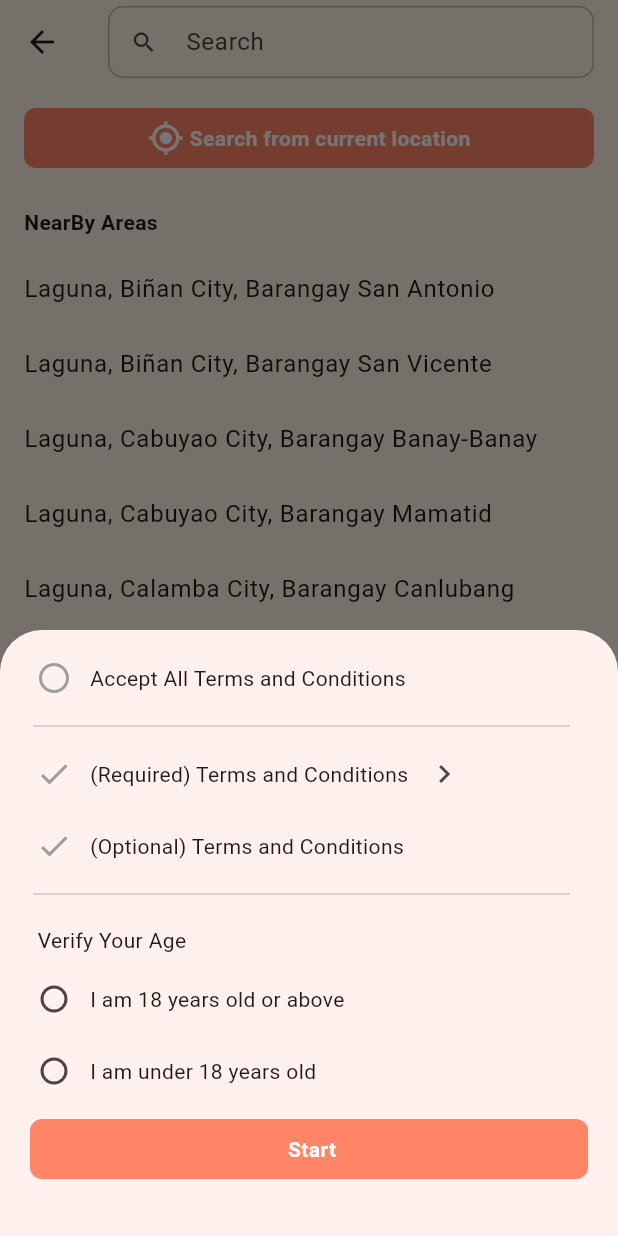
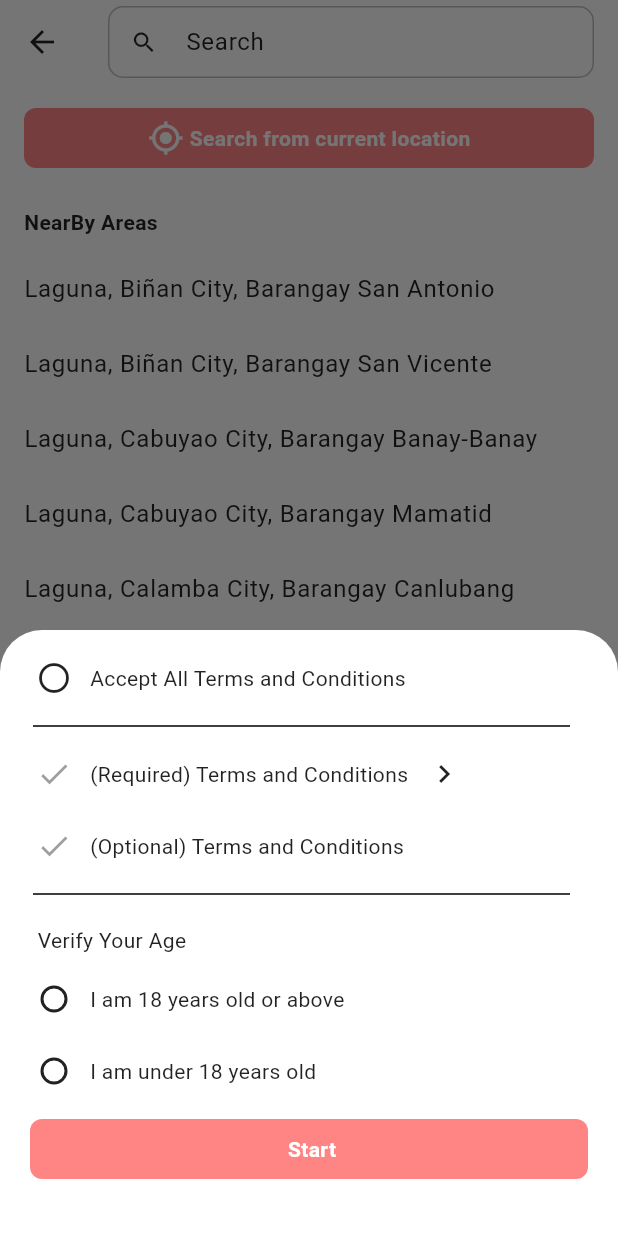
Before and after one commit to whdmscks11/CLOZii, a Flutter app: the SelectLocationScreen screen opened directly, after a tap on "Laguna, Biñan City, Barangay San Antonio", on a phone screen of 412 x 824 dp. Run offline on Flutter 3.47's test engine with Material 3 defaults, Android fonts, the phone set to English and light mode, and no system bars; our stand-ins replace flutter_map, geolocator, latlong2, mask_text_input_formatter, shared_preferences; accounts and stored records are empty.

Commit message:
feat: 앱 로고 이미지 추가 및 테마 컬러 설정

```diff
--- a/lib/core/const/colors.dart
+++ /dev/null
@@ -1,9 +0,0 @@
-import 'package:flutter/material.dart';
-
-const Color surface = Color(0xFFFFF5E7);
-
-const Color primaryColor = Color(0xFFFF8566);
-const Color onPrimary = Colors.white;
-
-const Color disabledColor = Color(0xFFE0E0E0);
-const Color onDisabled = Color(0xFF9E9E9E);
--- a/lib/core/widgets/custom_button.dart
+++ b/lib/core/widgets/custom_button.dart
@@ -1,4 +1,3 @@
-import 'package:carrot_login/core/const/colors.dart';
 import 'package:flutter/material.dart';
 
 /// CustomButton
@@ -22,6 +21,8 @@ class CustomButton extends StatelessWidget {
     // 버튼이 활성 상태인지 여부 판단 (onTap이 null이면 비활성 상태)
     bool isButtonEnabled = onTap != null ? true : false;
 
+    final colorScheme = Theme.of(context).colorScheme;
+
     return GestureDetector(
       // 버튼 클릭 시 동작 (null이면 동작하지 않음)
       onTap: onTap,
@@ -33,20 +34,24 @@ class CustomButton extends StatelessWidget {
           decoration: BoxDecoration(
             // 활성 상태: 주황색
             // 비활성 상태: 회색
-            color: isButtonEnabled ? primaryColor : disabledColor,
+            color: isButtonEnabled
+                ? colorScheme.primary
+                : Theme.of(context).highlightColor,
             borderRadius: BorderRadius.circular(8.0), // 모서리를 둥글게
           ),
           child: Row(
             mainAxisAlignment: MainAxisAlignment.center, // 가운데 정렬
             children: [
               // 아이콘이 있을 경우에만 표시
-              if (icon != null) Icon(icon, color: onPrimary),
+              if (icon != null) Icon(icon, color: colorScheme.onPrimary),
               const SizedBox(width: 4.0), // 아이콘과 텍스트 사이 간격
               Text(
                 text, // 버튼 텍스트
                 style: TextStyle(
                   // 활성 상태: 흰색 텍스트, 비활성 상태: 회색 텍스트
-                  color: isButtonEnabled ? onPrimary : onDisabled,
+                  color: isButtonEnabled
+                      ? colorScheme.onPrimary
+                      : Theme.of(context).disabledColor,
                   fontWeight: FontWeight.w700, // 굵은 폰트
                 ),
               ),
--- a/lib/features/auth/presentation/screens/auth_screen.dart
+++ b/lib/features/auth/presentation/screens/auth_screen.dart
@@ -225,6 +225,7 @@ class _AuthScreenState extends State<AuthScreen> {
               width: double.infinity,
               child: OutlinedButton(
                 style: OutlinedButton.styleFrom(
+                  overlayColor: Colors.grey,
                   shape: RoundedRectangleBorder(
                     borderRadius: BorderRadius.circular(4.0),
                   ),
--- a/lib/features/auth/presentation/screens/signup/map_tiler_screen.dart
+++ b/lib/features/auth/presentation/screens/signup/map_tiler_screen.dart
@@ -98,7 +98,7 @@ class _MapTilerScreenState extends State<MapTilerScreen>
         children: [
           TileLayer(
             urlTemplate:
-                "https://api.maptiler.com/maps/streets-v2/{z}/{x}/{y}.png?key=${apiKey}",
+                "https://api.maptiler.com/maps/streets-v2/{z}/{x}/{y}.png?key=$apiKey",
             userAgentPackageName: 'com.example.app',
           ),
           MarkerLayer(
--- a/lib/features/auth/presentation/widgets/signup/terms_and_conditions.dart
+++ b/lib/features/auth/presentation/widgets/signup/terms_and_conditions.dart
@@ -1,4 +1,3 @@
-import 'package:carrot_login/core/const/colors.dart';
 import 'package:carrot_login/core/widgets/custom_button.dart';
 import 'package:flutter/material.dart';
 
@@ -108,7 +107,9 @@ class _TermsAndConditionsState extends State<TermsAndConditions> {
                       isCheckedAll
                           ? Icons.check_circle_rounded
                           : Icons.radio_button_off_rounded,
-                      color: isCheckedAll ? primaryColor : onDisabled,
+                      color: isCheckedAll
+                          ? Theme.of(context).colorScheme.primary
+                          : Colors.black87,
                     ),
                   ),
                   Text('Accept All Terms and Conditions'),
@@ -128,7 +129,9 @@ class _TermsAndConditionsState extends State<TermsAndConditions> {
                     onPressed: _toggleMain,
                     icon: Icon(
                       Icons.check,
-                      color: isMainChecked ? primaryColor : onDisabled,
+                      color: isMainChecked
+                          ? Theme.of(context).colorScheme.primary
+                          : Theme.of(context).disabledColor,
                     ),
                   ),
                   Text('(Required) Terms and Conditions'),
@@ -146,28 +149,29 @@ class _TermsAndConditionsState extends State<TermsAndConditions> {
                 Column(
                   children: [
                     Align(
-                      alignment: AlignmentGeometry.xy(-0.32, 0),
+                      alignment: AlignmentGeometry.xy(-0.33, 0),
                       child: Text(
                         '(Required) Terms and Conditions',
                         style: TextStyle(decoration: TextDecoration.underline),
                       ),
                     ),
-                    const SizedBox(height: 14.0),
+                    const SizedBox(height: 18),
                     Align(
-                      alignment: AlignmentGeometry.xy(-0.32, 0),
+                      alignment: AlignmentGeometry.xy(-0.33, 0),
                       child: Text(
                         '(Required) Terms and Conditions',
                         style: TextStyle(decoration: TextDecoration.underline),
                       ),
                     ),
-                    const SizedBox(height: 14.0),
+                    const SizedBox(height: 19),
                     Align(
-                      alignment: AlignmentGeometry.xy(-0.32, 0),
+                      alignment: AlignmentGeometry.xy(-0.33, 0),
                       child: Text(
                         '(Required) Terms and Conditions',
                         style: TextStyle(decoration: TextDecoration.underline),
                       ),
                     ),
+                    const SizedBox(height: 7),
                   ],
                 ),
 
@@ -180,7 +184,9 @@ class _TermsAndConditionsState extends State<TermsAndConditions> {
                     onPressed: _toggleOptional,
                     icon: Icon(
                       Icons.check,
-                      color: isOptionalChecked ? primaryColor : onDisabled,
+                      color: isOptionalChecked
+                          ? Theme.of(context).colorScheme.primary
+                          : Theme.of(context).disabledColor,
                     ),
                   ),
                   Text('(Optional) Terms and Conditions'),
@@ -210,7 +216,7 @@ class _TermsAndConditionsState extends State<TermsAndConditions> {
                       Radio<String>(
                         value: '18_up',
                         groupValue: _selectedOption, // 모든 라디오 버튼이 공유하는 필드
-                        activeColor: primaryColor,
+                        activeColor: Theme.of(context).colorScheme.primary,
                         onChanged: (value) {
                           setState(() {
                             // 라디오 버튼의 공유 필드가 나의 value 와 일치하면 선택된 것 ✅
@@ -228,7 +234,7 @@ class _TermsAndConditionsState extends State<TermsAndConditions> {
                       Radio<String>(
                         value: '18_down',
                         groupValue: _selectedOption, // 모든 라디오 버튼이 공유하는 필드
-                        activeColor: primaryColor,
+                        activeColor: Theme.of(context).colorScheme.primary,
                         onChanged: (value) {
                           setState(() {
                             // 라디오 버튼의 공유 필드가 나의 value 와 일치하면 선택된 것 ✅
--- a/lib/features/auth/presentation/widgets/verification_field.dart
+++ b/lib/features/auth/presentation/widgets/verification_field.dart
@@ -1,4 +1,3 @@
-import 'package:carrot_login/core/const/colors.dart';
 import 'package:carrot_login/core/widgets/custom_button.dart';
 import 'package:carrot_login/features/auth/presentation/widgets/verification_timer.dart';
 import 'package:flutter/material.dart';
@@ -144,7 +143,7 @@ class _VerificationFieldState extends State<VerificationField> {
                 ),
               ),
               hintText: 'Enter verification code',
-              hintStyle: TextStyle(color: onDisabled),
+              hintStyle: TextStyle(color: Theme.of(context).disabledColor),
               helperText: 'Don\'t share your verification code',
               border: OutlineInputBorder(),
               focusedBorder: OutlineInputBorder(
--- a/lib/features/onboarding/presentation/screens/onboarding_screen.dart
+++ b/lib/features/onboarding/presentation/screens/onboarding_screen.dart
@@ -1,4 +1,3 @@
-import 'package:carrot_login/core/const/colors.dart';
 import 'package:carrot_login/core/widgets/custom_button.dart';
 import 'package:carrot_login/features/auth/presentation/screens/auth_screen.dart';
 import 'package:carrot_login/features/auth/data/auth_type.dart';
@@ -24,8 +23,9 @@ class OnBoardingScreen extends StatelessWidget {
   @override
   Widget build(BuildContext context) {
     return Scaffold(
-      backgroundColor: surface, // 부드러운 베이지톤 배경
-      body: Center(
+      body: Padding(
+        padding: const EdgeInsets.all(16.0),
+        child: Center(
           child: Column(
             mainAxisAlignment: MainAxisAlignment.center, // 화면 중앙 배치
             children: [
@@ -45,6 +45,7 @@ class OnBoardingScreen extends StatelessWidget {
             ],
           ),
         ),
+      ),
     );
   }
 }
@@ -61,8 +62,8 @@ class _ImageLogoAndSlogan extends StatelessWidget {
       children: [
         Image.asset(
           'assets/img/logo.png', // 로고 이미지 경로
-          width: 250,
-          height: 250,
+          width: MediaQuery.of(context).size.width * 3 / 4,
+          height: MediaQuery.of(context).size.height / 6,
         ),
         const Text(
           'Closer People, Closer Deals', // 앱 슬로건
@@ -108,7 +109,7 @@ class _LoginPromt extends StatelessWidget {
       style: const TextStyle(color: Colors.black87), // 일반 텍스트 스타일
       linkText: 'Login', // 링크로 표시할 텍스트
       linkTextStyle: TextStyle(
-        color: primaryColor, // 링크 색상
+        color: Theme.of(context).colorScheme.primary, // 링크 색상
         fontWeight: FontWeight.w500,
       ),
       onTap: onTap,
--- a/lib/main.dart
+++ b/lib/main.dart
@@ -1,14 +1,5 @@
 import 'package:carrot_login/features/onboarding/presentation/screens/onboarding_screen.dart';
 import 'package:flutter/material.dart';
-
-/// 앱 전체에서 사용할 컬러 스킴 정의
-/// - seedColor를 기준으로 밝은 테마 생성
-/// - surface 컬러 별도 지정 (기본 배경색)
-final kColorScheme = ColorScheme.fromSeed(
-  seedColor: Color(0xFFFF8566),
-  brightness: Brightness.light,
-  surface: Color(0xFFFFF5E7),
-);
 
 /// 앱 진입점(main 함수)
 /// - MyApp 위젯 실행
@@ -25,8 +16,35 @@ class MyApp extends StatelessWidget {
   Widget build(BuildContext context) {
     return MaterialApp(
       debugShowCheckedModeBanner: false, // 우측 상단 디버그 배너 숨김
-      theme: ThemeData(colorScheme: kColorScheme), // 정의한 컬러 스킴 적용
+      themeMode: ThemeMode.system,
+      theme: _lightTheme,
+      darkTheme: _darkTheme,
       home: OnBoardingScreen(), // 앱 최초 진입 화면(HomeScreen) 지정
     );
   }
 }
+
+const brandColor = Color(0xFFFF8585);
+const secondaryColor = Color(0xFFFFC9C2);
+
+final _lightTheme = ThemeData(
+  useMaterial3: true,
+  brightness: Brightness.light,
+  colorScheme: ColorScheme.light(
+    primary: brandColor,
+    secondary: secondaryColor,
+    surface: Colors.white,
+    onSurface: Colors.black87,
+  ),
+);
+
+final _darkTheme = ThemeData(
+  useMaterial3: true,
+  brightness: Brightness.dark,
+  colorScheme: ColorScheme.dark(
+    primary: brandColor,
+    secondary: secondaryColor,
+    surface: Color(0xFF1E1E1E),
+    onSurface: Colors.white70,
+  ),
+);
```
Also changed, not shown: assets/img/logo.png, assets/img/nearbayan.png (deleted). Lines whose indentation alone changed are shown as unchanged.
